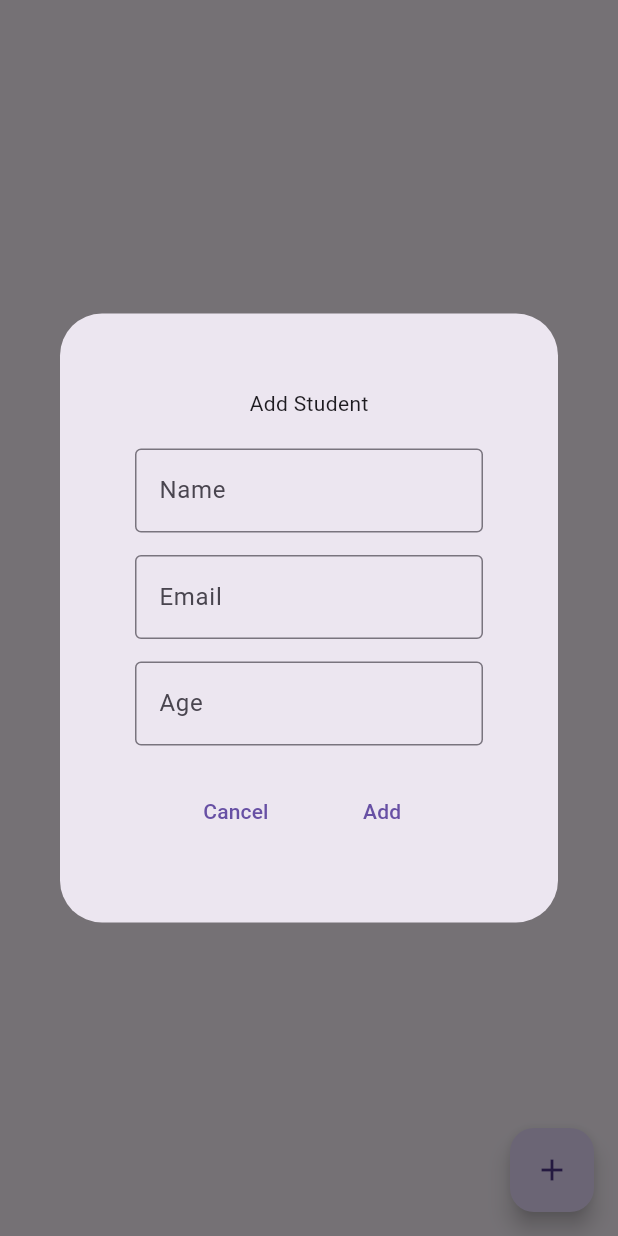
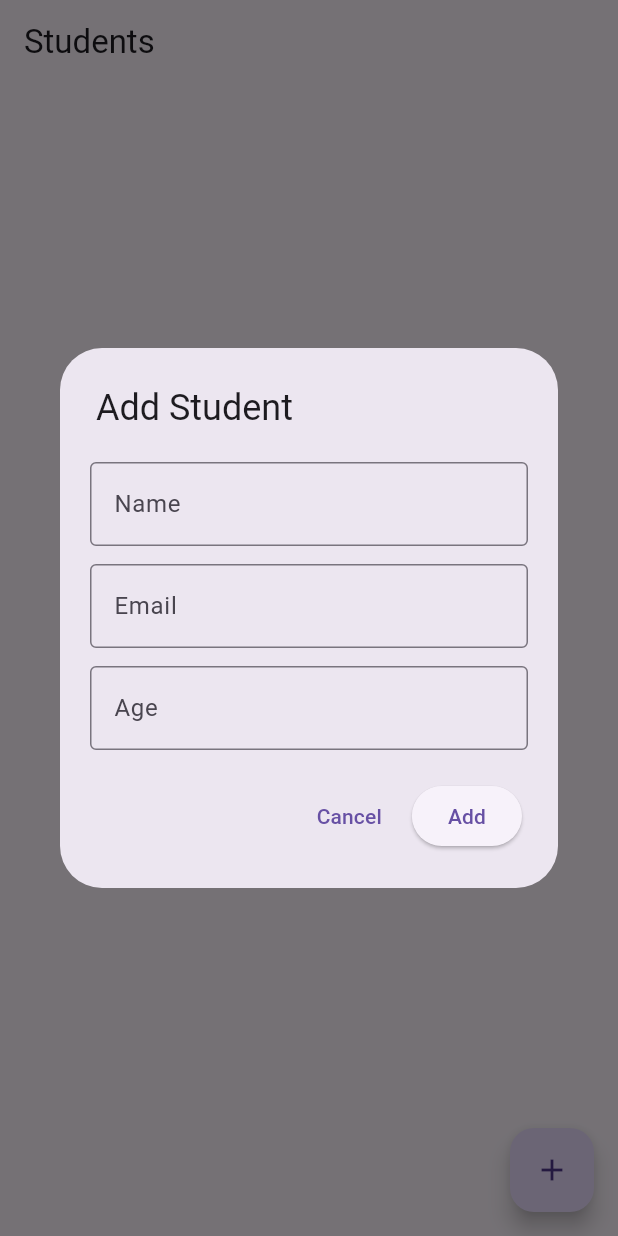
Before and after one commit to OwaisRaza1941/-30Days-Advanced-GetX-SQLite-, a Flutter app: the screen it shows after launch, after a tap on the "add" icon, on a phone screen of 412 x 824 dp. Run offline on Flutter 3.47's test engine with Material 3 defaults, Android fonts, the phone set to English and light mode, and no system bars; our stand-ins replace get, sqflite; accounts and stored records are empty; statements that could not run were skipped.

Commit message:
Day 6 Completed

```diff
--- a/Week 1/day01_project_setup/lib/app/components/show_dailoge.dart
+++ b/Week 1/day01_project_setup/lib/app/components/show_dailoge.dart
@@ -4,80 +4,88 @@ import 'package:day01_project_setup/app/data/models/students_model.dart';
 import 'package:flutter/material.dart';
 import 'package:get/get.dart';
 
-Future<dynamic> showDaloge({
+Future<void> showStudentDialog({
   required BuildContext context,
-  bool isEdite = false,
+  required bool isEdit,
   StudentsModel? std,
 }) {
-  TextEditingController nameController = TextEditingController(
-    text: isEdite ? std?.name : '',
-  );
-  TextEditingController emailController = TextEditingController(
-    text: isEdite ? std?.email : '',
-  );
-  TextEditingController ageController = TextEditingController(
-    text: isEdite ? std?.age.toString() : '',
+  final nameController = TextEditingController(text: isEdit ? std?.name : '');
+  final emailController = TextEditingController(text: isEdit ? std?.email : '');
+  final ageController = TextEditingController(
+    text: isEdit ? (std?.age?.toString() ?? '') : '',
   );
 
-  StudentController controller = Get.find();
+  final StudentController controller = Get.find();
 
   return showDialog(
     context: context,
     builder: (context) {
       return AlertDialog(
-        contentPadding: EdgeInsets.all(50),
-        content: Column(
+        title: Text(isEdit ? 'Update Student' : 'Add Student'),
+        contentPadding: EdgeInsets.all(20),
+        content: SingleChildScrollView(
+          child: Column(
             mainAxisSize: MainAxisSize.min,
-          crossAxisAlignment: CrossAxisAlignment.center,
             children: [
-            Text(isEdite ? 'Updated Student' : "Add Student"),
-            SizedBox(height: 20),
-
               textFields(hintText: 'Name', controller: nameController),
-            SizedBox(height: 15),
+              SizedBox(height: 12),
               textFields(hintText: 'Email', controller: emailController),
-            SizedBox(height: 15),
+              SizedBox(height: 12),
               textFields(hintText: 'Age', controller: ageController),
-
-            SizedBox(height: 20),
-
-            Row(
-              mainAxisAlignment: MainAxisAlignment.spaceEvenly,
-              children: [
-                TextButton(
-                  onPressed: () {
-                    Get.back();
-                  },
+            ],
+          ),
+        ),
+        actions: [
+          Obx(() {
+            final saving = controller.isSaving.value;
+            return TextButton(
+              onPressed: saving ? null : () => Get.back(),
               child: Text('Cancel'),
-                ),
-                TextButton(
-                  onPressed: () async {
-                    if (nameController.text.isEmpty ||
-                        emailController.text.isEmpty) {
-                      Get.snackbar('Messege', 'All Feilds Required!');
+            );
+          }),
+          Obx(() {
+            final saving = controller.isSaving.value;
+            return ElevatedButton(
+              onPressed: saving
+                  ? null
+                  : () async {
+                      // Validation
+                      if (nameController.text.trim().isEmpty ||
+                          emailController.text.trim().isEmpty) {
+                        Get.snackbar('Validation', 'All fields are required');
+                        return;
+                      }
+                      final ageVal = int.tryParse(ageController.text.trim());
+                      if (ageVal == null) {
+                        Get.snackbar('Validation', 'Valid age required');
                         return;
                       }
 
-                    StudentsModel student = StudentsModel(
-                      id: std?.id,
-                      name: nameController.text,
-                      email: emailController.text,
-                      age: int.parse(ageController.text),
+                      final student = StudentsModel(
+                        id: isEdit ? std?.id : null,
+                        name: nameController.text.trim(),
+                        email: emailController.text.trim(),
+                        age: ageVal,
                       );
 
-                    if (isEdite) {
+                      if (isEdit) {
                         await controller.updatedStudents(student);
                       } else {
                         await controller.addStudents(student);
                       }
-                    Get.back();
+
+                      if (!controller.isSaving.value) Get.back();
                     },
-                  child: Text(isEdite ? 'Updated ' : "Add "),
-                ),
+              child: saving
+                  ? SizedBox(
+                      width: 18,
+                      height: 18,
+                      child: CircularProgressIndicator(strokeWidth: 2),
+                    )
+                  : Text(isEdit ? 'Update' : 'Add'),
+            );
+          }),
         ],
-            ),
-          ],
-        ),
       );
     },
   );
--- a/Week 1/day01_project_setup/lib/app/data/dao/students_dao.dart
+++ b/Week 1/day01_project_setup/lib/app/data/dao/students_dao.dart
@@ -20,7 +20,6 @@ class StudentsDAO {
   Future<List<StudentsModel>> getAllStudents() async {
     try {
       final data = await _dbHelper.get();
-      print("📌 DAO Raw Data FROM DB: $data"); // <- Add thi
       return data.map((e) => StudentsModel.fromMap(e)).toList();
     } catch (e) {
       print("StudentsDAO.getStudents Error: $e");
--- a/Week 1/day01_project_setup/lib/app/views/screens/students_screen.dart
+++ b/Week 1/day01_project_setup/lib/app/views/screens/students_screen.dart
@@ -1,33 +1,35 @@
-import 'package:day01_project_setup/app/components/show_dailoge.dart';
+import 'package:flutter/material.dart';
+import 'package:get/get.dart';
 import 'package:day01_project_setup/app/controller/student_controller.dart';
 import 'package:day01_project_setup/app/views/widgets/students_card.dart';
-import 'package:flutter/material.dart';
-import 'package:get/get.dart';
+import 'package:day01_project_setup/app/components/show_dailoge.dart'; // or renamed
 
 class StudentsScreen extends StatelessWidget {
   const StudentsScreen({super.key});
 
   @override
   Widget build(BuildContext context) {
-    final StudentController controller = Get.find<StudentController>();
+    final StudentController controller = Get.find();
+
     return Scaffold(
+      appBar: AppBar(title: Text('Students')),
       floatingActionButton: FloatingActionButton(
-        onPressed: () {
-          showDaloge(context: context, isEdite: false);
-        },
+        onPressed: () => showStudentDialog(context: context, isEdit: false),
         child: Icon(Icons.add),
       ),
       body: Padding(
-        padding: EdgeInsets.only(top: 50, left: 20, right: 20),
+        padding: EdgeInsets.symmetric(horizontal: 16, vertical: 12),
         child: Obx(() {
-          return controller.studentsList.isNotEmpty
-              ? ListView.builder(
-                  itemCount: controller.studentsList.length,
-                  itemBuilder: (context, index) {
-                    return StudentsCard(std: controller.studentsList[index]);
-                  },
-                )
-              : Center(child: Text('No Students Yets'));
+          if (controller.isLoading.value)
+            return Center(child: CircularProgressIndicator());
+          if (controller.studentsList.isEmpty)
+            return Center(child: Text('No Students Yet'));
+          return ListView.separated(
+            itemCount: controller.studentsList.length,
+            separatorBuilder: (_, __) => SizedBox(height: 10),
+            itemBuilder: (_, i) =>
+                StudentsCard(std: controller.studentsList[i]),
+          );
         }),
       ),
     );
--- a/Week 1/day01_project_setup/lib/app/views/widgets/students_card.dart
+++ b/Week 1/day01_project_setup/lib/app/views/widgets/students_card.dart
@@ -29,7 +29,7 @@ class StudentsCard extends StatelessWidget {
             children: [
               IconButton(
                 onPressed: () {
-                  showDaloge(context: context, isEdite: true, std: std);
+                  showStudentDialog(context: context, isEdit: true, std: std);
                 },
                 icon: Icon(Icons.edit),
               ),
```
Also changed, not shown: Week 1/day01_project_setup/lib/app/controller/student_controller.dart (+46 -14 lines). Lines whose indentation alone changed are shown as unchanged.
